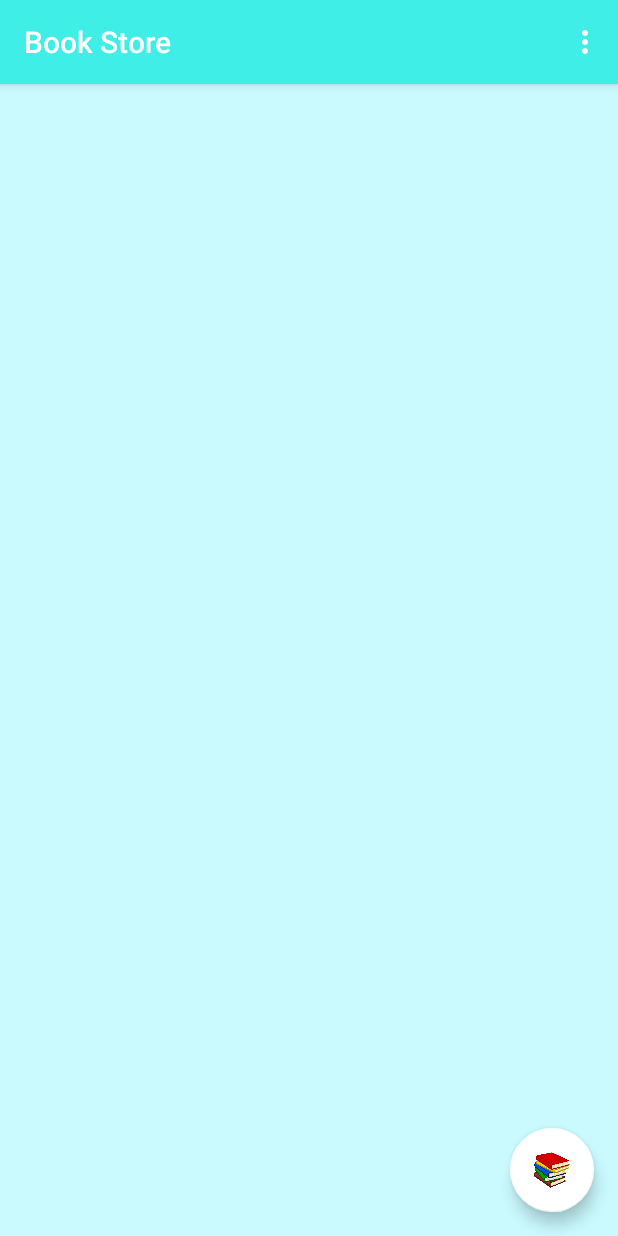
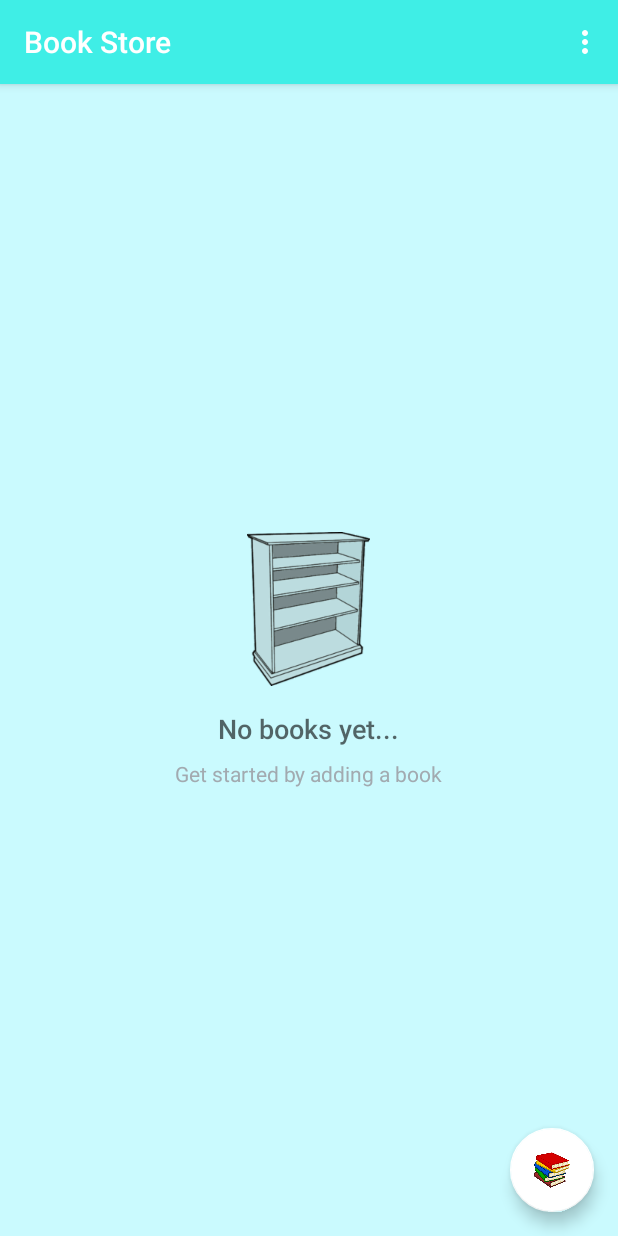
Before and after one commit to jsisanova/InventoryApp, an Android app: the screen it shows after launch (CatalogActivity), on a phone screen of 412 x 824 dp. Run offline under Robolectric (Android 15) with nearby library versions, the phone set to English and light mode, and no system bars.

Commit message:
Add empty view to the ListView

```diff
--- a/app/src/main/java/com/example/android/inventoryapp/BookCursorAdapter.java
+++ b/app/src/main/java/com/example/android/inventoryapp/BookCursorAdapter.java
@@ -8,7 +8,6 @@ import android.view.ViewGroup;
 import android.widget.CursorAdapter;
 import android.widget.TextView;
 
-import com.example.android.inventoryapp.data.BookContract;
 import com.example.android.inventoryapp.data.BookContract.BookEntry;
 
 /**
--- a/app/src/main/java/com/example/android/inventoryapp/CatalogActivity.java
+++ b/app/src/main/java/com/example/android/inventoryapp/CatalogActivity.java
@@ -36,6 +36,13 @@ public class CatalogActivity extends AppCompatActivity {
                 startActivity(intent);
             }
         });
+
+        // Find the ListView which will be populated with the pet data
+        ListView bookListView = (ListView) findViewById(R.id.list);
+
+        // Find and set empty view on the ListView, so that it only shows when the list has 0 items.
+        View emptyView = findViewById(R.id.empty_view);
+        bookListView.setEmptyView(emptyView);
     }
 
     // When activity starts again, after user clicks Save in editor activity, the list will refresh with new book in the database
--- a/app/src/main/res/layout/activity_catalog.xml
+++ b/app/src/main/res/layout/activity_catalog.xml
@@ -13,6 +13,44 @@
         android:layout_width="match_parent"
         android:layout_height="match_parent" />
 
+    <!-- Empty view for the list -->
+    <RelativeLayout
+        android:id="@+id/empty_view"
+        android:layout_width="wrap_content"
+        android:layout_height="wrap_content"
+        android:layout_centerInParent="true">
+
+        <ImageView
+            android:id="@+id/bookshelf"
+            android:layout_width="wrap_content"
+            android:layout_height="wrap_content"
+            android:layout_centerHorizontal="true"
+            android:src="@drawable/book_shelf"/>
+
+        <TextView
+            android:id="@+id/empty_title_text"
+            android:layout_width="wrap_content"
+            android:layout_height="wrap_content"
+            android:layout_below="@+id/bookshelf"
+            android:layout_centerHorizontal="true"
+            android:fontFamily="sans-serif-medium"
+            android:paddingTop="16dp"
+            android:text="@string/empty_view_title_text"
+            android:textAppearance="?android:textAppearanceMedium"/>
+
+        <TextView
+            android:id="@+id/empty_subtitle_text"
+            android:layout_width="wrap_content"
+            android:layout_height="wrap_content"
+            android:layout_below="@+id/empty_title_text"
+            android:layout_centerHorizontal="true"
+            android:fontFamily="sans-serif"
+            android:paddingTop="8dp"
+            android:text="@string/empty_view_subtitle_text"
+            android:textAppearance="?android:textAppearanceSmall"
+            android:textColor="#A2AAB0"/>
+    </RelativeLayout>
+
     <!--FloatingActionButton to add a new book-->
     <android.support.design.widget.FloatingActionButton
         android:id="@+id/fab"
--- a/app/src/main/res/layout/list_item.xml
+++ b/app/src/main/res/layout/list_item.xml
@@ -13,8 +13,9 @@
         android:id="@+id/name_view"
         android:layout_width="wrap_content"
         android:layout_height="wrap_content"
-        android:fontFamily="sans-serif-medium"
+        android:fontFamily="sans-serif"
         android:textAppearance="?android:textAppearanceMedium"
+        android:textAllCaps="true"
         android:textColor="@color/textColorName"
         tools:text="@string/hint_book_name" />
 
--- a/app/src/main/res/values/colors.xml
+++ b/app/src/main/res/values/colors.xml
@@ -24,6 +24,6 @@
     <!-- Text color in CatalogActivity for name -->
     <color name="textColorName">#2B3D4D</color>
 
-    <!-- Text color in CatalogActivity for name -->
+    <!-- Text color in CatalogActivity for price and quantity -->
     <color name="textColorPriceAndQuantity">#666666</color>
 </resources>
--- a/app/src/main/res/values/strings.xml
+++ b/app/src/main/res/values/strings.xml
@@ -17,6 +17,14 @@
 
     <!-- Label for editor overflow menu option that deletes the current book [CHAR LIMIT=20] -->
     <string name="action_delete">Delete</string>
+
+
+    <!-- Title text for the empty view, which describes the empty bookshelf image [CHAR LIMIT=50] -->
+    <string name="empty_view_title_text">No books yet...</string>
+
+    <!-- Subtitle text for the empty view that prompts the user to add a book [CHAR LIMIT=50] -->
+    <string name="empty_view_subtitle_text">Get started by adding a book</string>
+
 
 
     <!-- Toast message in editor when new book has been successfully inserted [CHAR LIMIT=NONE] -->
```
Also changed, not shown: app/src/main/res/drawable-hdpi/book_shelf.png (added), app/src/main/res/drawable-mdpi/book_shelf.png (added), app/src/main/res/drawable-xhdpi/book_shelf.png (added), app/src/main/res/drawable-xxhdpi/book_shelf.png (added), app/src/main/res/drawable-xxxhdpi/book_shelf.png (added).
